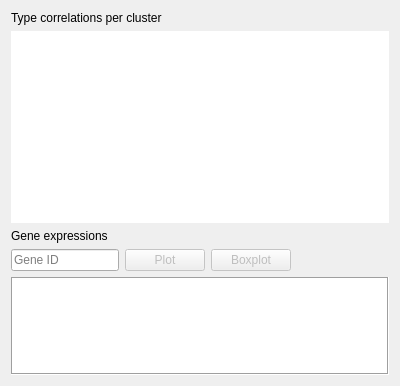
The window that TabWidget.ui (KaikiasVind/CellBadger) describes before a commit, drawn with Qt 5.
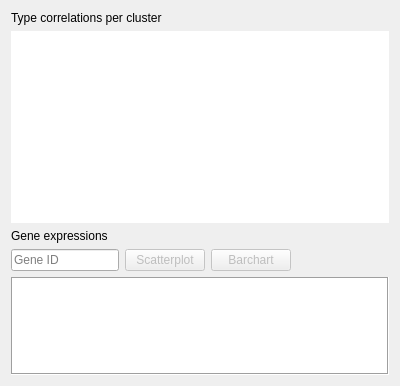
The same window after the commit.

Commit message:
Moved the plotting to the Plots helper namespace.
The scatter plot is now created completely in the Plots namespace.

Diff of the .ui file:
```diff
--- a/TabWidget.ui
+++ b/TabWidget.ui
@@ -101,7 +101,7 @@
         <bool>false</bool>
        </property>
        <property name="text">
-        <string>Plot</string>
+        <string>Scatterplot</string>
        </property>
       </widget>
      </item>
@@ -111,7 +111,7 @@
         <bool>false</bool>
        </property>
        <property name="text">
-        <string>Boxplot</string>
+        <string>Barchart</string>
        </property>
       </widget>
      </item>
```
The commit also changes 4 other files.
